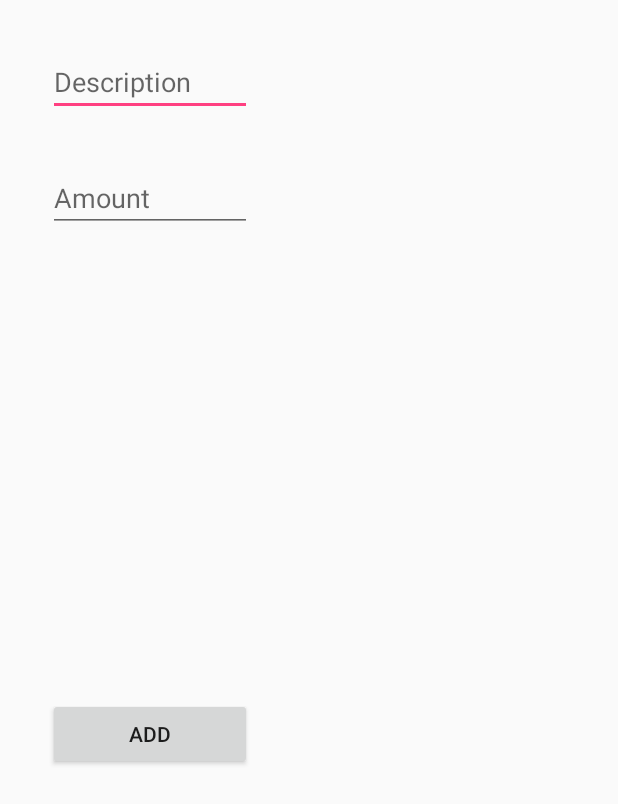
After one commit to h4k1m0u/accounting-android, an Android app: the layout expense_add.xml on its own in the app's theme, with its tools: preview values and no code run, on a phone screen of 412 x 824 dp. The commit adds this screen. Shown: the top 804 px of the screen. Run offline under Robolectric (Android 15) with nearby library versions, the phone set to English and light mode, and no system bars.

Commit message:
Add expenses using dialog that posts to api

```diff
--- a/app/src/main/java/me/bookquotes/accounting/ExpensesFragment.java
+++ b/app/src/main/java/me/bookquotes/accounting/ExpensesFragment.java
@@ -38,7 +38,7 @@ public class ExpensesFragment extends Fragment {
 
         // logging interceptor to print requests (change to BODY for more detail)
         HttpLoggingInterceptor logging = new HttpLoggingInterceptor();
-        logging.setLevel(HttpLoggingInterceptor.Level.BASIC);
+        logging.setLevel(HttpLoggingInterceptor.Level.NONE);
         OkHttpClient.Builder httpClient = new OkHttpClient.Builder();
         httpClient.addInterceptor(logging);
 
--- a/app/src/main/java/me/bookquotes/accounting/TotalFragment.java
+++ b/app/src/main/java/me/bookquotes/accounting/TotalFragment.java
@@ -35,7 +35,7 @@ public class TotalFragment extends Fragment {
 
         // logging interceptor to print requests (change to BODY for more detail)
         HttpLoggingInterceptor logging = new HttpLoggingInterceptor();
-        logging.setLevel(HttpLoggingInterceptor.Level.BASIC);
+        logging.setLevel(HttpLoggingInterceptor.Level.NONE);
         OkHttpClient.Builder httpClient = new OkHttpClient.Builder();
         httpClient.addInterceptor(logging);
 
--- /dev/null
+++ b/app/src/main/res/layout/expense_add.xml
@@ -0,0 +1,50 @@
+<?xml version="1.0" encoding="utf-8"?>
+<android.support.constraint.ConstraintLayout xmlns:android="http://schemas.android.com/apk/res/android"
+    xmlns:app="http://schemas.android.com/apk/res-auto"
+    android:layout_width="200dp"
+    android:layout_height="match_parent">
+
+    <EditText
+        android:id="@+id/add_expense_description"
+        android:layout_width="0dp"
+        android:layout_height="wrap_content"
+        android:layout_marginLeft="32dp"
+        android:layout_marginRight="32dp"
+        android:layout_marginTop="32dp"
+        android:hint="Description"
+        android:inputType="textAutoCorrect"
+        app:layout_constraintHorizontal_bias="0.0"
+        app:layout_constraintLeft_toLeftOf="parent"
+        app:layout_constraintRight_toRightOf="parent"
+        app:layout_constraintTop_toTopOf="parent" />
+
+    <EditText
+        android:id="@+id/add_expense_amount"
+        android:layout_width="0dp"
+        android:layout_height="wrap_content"
+        android:layout_marginLeft="32dp"
+        android:layout_marginRight="32dp"
+        android:layout_marginTop="32dp"
+        android:hint="Amount"
+        android:inputType="numberDecimal"
+        app:layout_constraintHorizontal_bias="0.0"
+        app:layout_constraintLeft_toLeftOf="parent"
+        app:layout_constraintRight_toRightOf="parent"
+        app:layout_constraintTop_toBottomOf="@+id/add_expense_description" />
+
+    <Button
+        android:id="@+id/add"
+        android:layout_width="0dp"
+        android:layout_height="wrap_content"
+        android:layout_marginLeft="32dp"
+        android:layout_marginRight="32dp"
+        android:layout_marginTop="31dp"
+        android:text="Add"
+        app:layout_constraintLeft_toLeftOf="parent"
+        app:layout_constraintRight_toRightOf="parent"
+        app:layout_constraintTop_toBottomOf="@+id/add_expense_amount"
+        app:layout_constraintHorizontal_bias="0.0"
+        app:layout_constraintBottom_toBottomOf="parent"
+        android:layout_marginBottom="32dp" />
+
+</android.support.constraint.ConstraintLayout>
--- a/app/src/main/res/layout/expense_row.xml
+++ b/app/src/main/res/layout/expense_row.xml
@@ -2,7 +2,6 @@
 <android.support.v7.widget.CardView xmlns:android="http://schemas.android.com/apk/res/android"
     xmlns:app="http://schemas.android.com/apk/res-auto"
     xmlns:card_view="http://schemas.android.com/apk/res-auto"
-    xmlns:tools="http://schemas.android.com/tools"
     android:layout_width="match_parent"
     android:layout_height="wrap_content"
     app:cardUseCompatPadding="true"
--- a/app/src/main/res/layout/login_activity.xml
+++ b/app/src/main/res/layout/login_activity.xml
@@ -41,7 +41,7 @@
         android:layout_height="wrap_content"
         android:layout_marginLeft="8dp"
         android:layout_marginRight="8dp"
-        android:layout_marginTop="7dp"
+        android:layout_marginTop="8dp"
         android:text="Login"
         app:layout_constraintLeft_toLeftOf="parent"
         app:layout_constraintRight_toRightOf="parent"
--- a/app/src/main/res/layout/total_fragment.xml
+++ b/app/src/main/res/layout/total_fragment.xml
@@ -9,6 +9,8 @@
         android:layout_width="0dp"
         android:layout_height="wrap_content"
         app:layout_constraintRight_toRightOf="parent"
-        android:layout_marginRight="8dp" />
+        app:layout_constraintBottom_toBottomOf="parent"
+        android:layout_marginRight="8dp"
+        android:layout_marginBottom="8dp" />
 
 </android.support.constraint.ConstraintLayout>
--- a/app/src/main/res/values/styles.xml
+++ b/app/src/main/res/values/styles.xml
@@ -1,7 +1,7 @@
 <resources>
 
     <!-- Base application theme. -->
-    <style name="AppTheme" parent="Theme.AppCompat.Light.DarkActionBar">
+    <style name="AppTheme" parent="Theme.AppCompat.Light.NoActionBar">
         <!-- Customize your theme here. -->
         <item name="colorPrimary">@color/colorPrimary</item>
         <item name="colorPrimaryDark">@color/colorPrimaryDark</item>
```
Also changed, not shown: app/src/main/java/me/bookquotes/accounting/AccountingActivity.java (+98 -0 lines), app/src/main/java/me/bookquotes/accounting/AddExpenseAPI.java (added, +18 -0 lines), app/src/main/java/me/bookquotes/accounting/Expense.java (+7 -0 lines), app/src/main/res/layout/accounting_activity.xml (+18 -3 lines), app/src/main/res/menu/menu.xml (added, +10 -0 lines), 1 other file.
